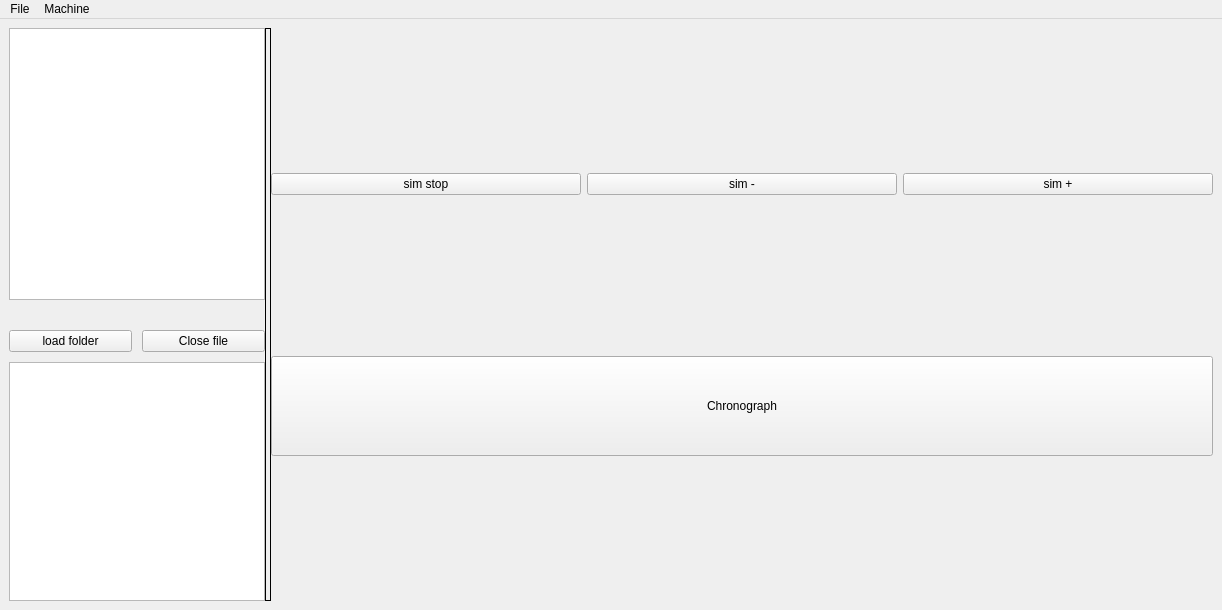
Before: the Qt Designer form code/ui_design/mainwindow.ui in LirokWid/QT_VHDL_simulator, drawn with Qt 5.
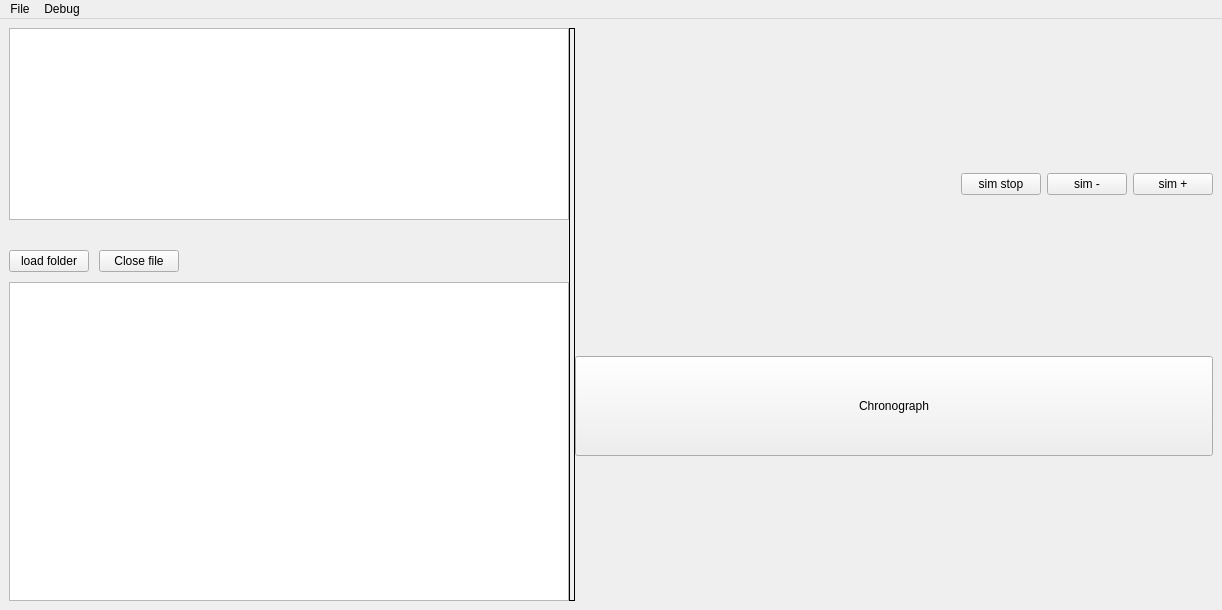
After: the same form once the commit is applied.

```diff
--- a/code/ui_design/mainwindow.ui
+++ b/code/ui_design/mainwindow.ui
@@ -67,7 +67,7 @@
       <widget class="QWidget" name="layoutWidget">
        <layout class="QGridLayout" name="fileSelectionGrid">
         <property name="sizeConstraint">
-         <enum>QLayout::SetMaximumSize</enum>
+         <enum>QLayout::SetNoConstraint</enum>
         </property>
         <property name="spacing">
          <number>10</number>
@@ -96,10 +96,16 @@
           <item>
            <layout class="QHBoxLayout" name="horizontalLayout_2">
             <property name="sizeConstraint">
-             <enum>QLayout::SetFixedSize</enum>
+             <enum>QLayout::SetDefaultConstraint</enum>
             </property>
             <item>
              <widget class="QPushButton" name="folder_btn">
+              <property name="minimumSize">
+               <size>
+                <width>80</width>
+                <height>0</height>
+               </size>
+              </property>
               <property name="text">
                <string>load folder</string>
               </property>
@@ -107,21 +113,46 @@
             </item>
             <item>
              <widget class="QPushButton" name="closeFile">
+              <property name="minimumSize">
+               <size>
+                <width>80</width>
+                <height>0</height>
+               </size>
+              </property>
               <property name="text">
                <string>Close file</string>
               </property>
              </widget>
             </item>
+            <item>
+             <spacer name="horizontalSpacer_2">
+              <property name="orientation">
+               <enum>Qt::Horizontal</enum>
+              </property>
+              <property name="sizeHint" stdset="0">
+               <size>
+                <width>40</width>
+                <height>20</height>
+               </size>
+              </property>
+             </spacer>
+            </item>
            </layout>
           </item>
           <item>
            <widget class="QTreeView" name="treeView">
             <property name="sizePolicy">
-             <sizepolicy hsizetype="Preferred" vsizetype="Preferred">
+             <sizepolicy hsizetype="MinimumExpanding" vsizetype="MinimumExpanding">
               <horstretch>0</horstretch>
               <verstretch>0</verstretch>
              </sizepolicy>
             </property>
+            <property name="minimumSize">
+             <size>
+              <width>200</width>
+              <height>200</height>
+             </size>
+            </property>
            </widget>
           </item>
          </layout>
@@ -129,7 +160,7 @@
         <item row="0" column="0">
          <widget class="QTableView" name="filesTable">
           <property name="sizePolicy">
-           <sizepolicy hsizetype="Fixed" vsizetype="Preferred">
+           <sizepolicy hsizetype="MinimumExpanding" vsizetype="Preferred">
             <horstretch>0</horstretch>
             <verstretch>0</verstretch>
            </sizepolicy>
@@ -157,10 +188,29 @@
           <item>
            <layout class="QHBoxLayout" name="simControlLayout">
             <property name="sizeConstraint">
-             <enum>QLayout::SetMinimumSize</enum>
+             <enum>QLayout::SetDefaultConstraint</enum>
             </property>
+            <item>
+             <spacer name="horizontalSpacer">
+              <property name="orientation">
+               <enum>Qt::Horizontal</enum>
+              </property>
+              <property name="sizeHint" stdset="0">
+               <size>
+                <width>40</width>
+                <height>20</height>
+               </size>
+              </property>
+             </spacer>
+            </item>
             <item>
              <widget class="QPushButton" name="stop">
+              <property name="sizePolicy">
+               <sizepolicy hsizetype="Maximum" vsizetype="Fixed">
+                <horstretch>0</horstretch>
+                <verstretch>0</verstretch>
+               </sizepolicy>
+              </property>
               <property name="text">
                <string>sim stop</string>
               </property>
@@ -168,6 +218,12 @@
             </item>
             <item>
              <widget class="QPushButton" name="minus">
+              <property name="sizePolicy">
+               <sizepolicy hsizetype="Maximum" vsizetype="Fixed">
+                <horstretch>0</horstretch>
+                <verstretch>0</verstretch>
+               </sizepolicy>
+              </property>
               <property name="text">
                <string>sim -</string>
               </property>
@@ -175,6 +231,12 @@
             </item>
             <item>
              <widget class="QPushButton" name="plus">
+              <property name="sizePolicy">
+               <sizepolicy hsizetype="Maximum" vsizetype="Fixed">
+                <horstretch>0</horstretch>
+                <verstretch>0</verstretch>
+               </sizepolicy>
+              </property>
               <property name="text">
                <string>sim +</string>
               </property>
@@ -228,13 +290,13 @@
     <addaction name="actionLoad_SVG_file"/>
     <addaction name="actionExamples"/>
    </widget>
-   <widget class="QMenu" name="menuMqchine">
+   <widget class="QMenu" name="menuDebug">
     <property name="title">
-     <string>Machine</string>
+     <string>Debug</string>
     </property>
    </widget>
    <addaction name="menuFile"/>
-   <addaction name="menuMqchine"/>
+   <addaction name="menuDebug"/>
   </widget>
   <action name="actionNew_Simulation">
    <property name="text">
```
Left out of the diff: 8 changed lines with no effect on the pictures.
